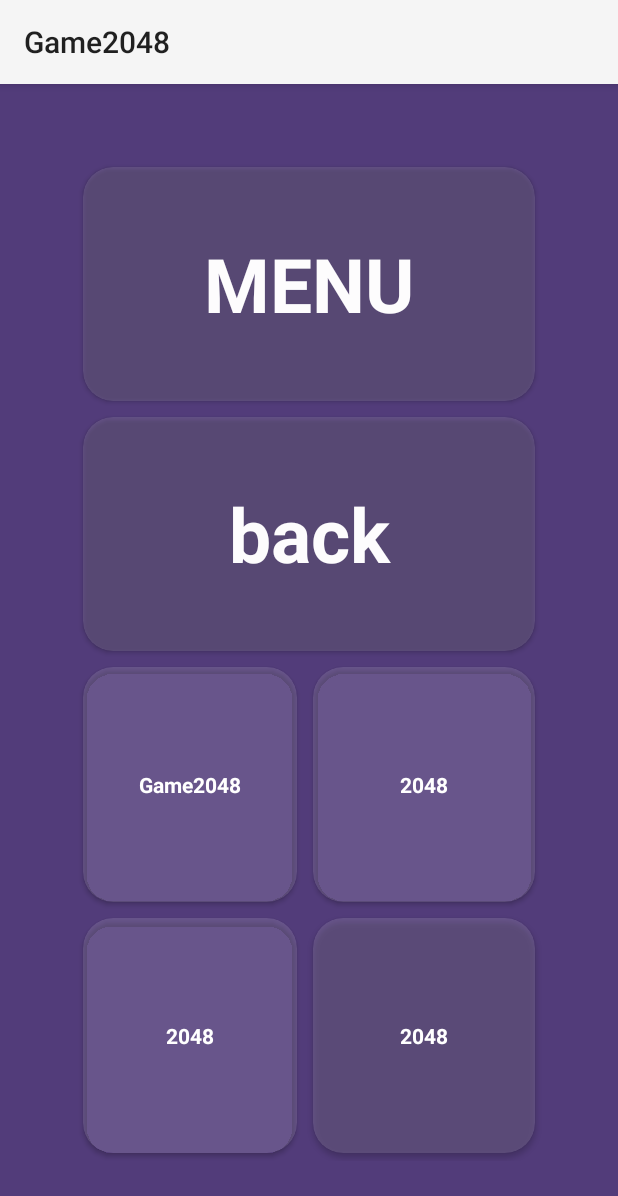
After one commit to dlibk/COMP4521-Game2048, an Android app: the MenuActivity screen opened directly, with no data from a screen before it, on a phone screen of 412 x 824 dp. The commit adds this screen. Shown: the top 1196 px of the screen. Run offline under Robolectric (Android 15) with nearby library versions, the phone set to English and light mode, and no system bars.

Commit message:
Code refactored.

```diff
--- a/app/src/main/AndroidManifest.xml
+++ b/app/src/main/AndroidManifest.xml
@@ -12,6 +12,9 @@
         android:theme="@style/Theme.Game2048"
         tools:targetApi="31">
         <activity
+            android:name=".MenuActivity"
+            android:exported="false" />
+        <activity
             android:name=".MainActivity"
             android:exported="true">
             <intent-filter>
--- a/app/src/main/java/comp4521/project/GameView.java
+++ b/app/src/main/java/comp4521/project/GameView.java
@@ -16,7 +16,7 @@ import comp4521.project.utils.GameShouldStopException;
 
 public class GameView extends GridLayout {
 
-    Game game = Game.createGame(Mode.ZERO, 4);
+    Game game = Game.createGame(Mode.CLASSIC, 4);
     TextView scoreboard;
 
     public GameView(Context context) {
--- /dev/null
+++ b/app/src/main/java/comp4521/project/MenuActivity.java
@@ -0,0 +1,14 @@
+package comp4521.project;
+
+import androidx.appcompat.app.AppCompatActivity;
+
+import android.os.Bundle;
+
+public class MenuActivity extends AppCompatActivity {
+
+    @Override
+    protected void onCreate(Bundle savedInstanceState) {
+        super.onCreate(savedInstanceState);
+        setContentView(R.layout.activity_menu);
+    }
+}
--- a/app/src/main/res/layout/activity_main.xml
+++ b/app/src/main/res/layout/activity_main.xml
@@ -4,7 +4,7 @@
     xmlns:tools="http://schemas.android.com/tools"
     android:layout_width="match_parent"
     android:layout_height="match_parent"
-    android:background="#523C7A"
+    android:background="@color/BG"
     tools:context=".MainActivity">
 
     <comp4521.project.GameView
@@ -12,7 +12,7 @@
         android:layout_width="match_parent"
         android:layout_height="0dp"
         android:alignmentMode="alignBounds"
-        android:background="#523C7A"
+        android:background="@color/BG"
         android:columnCount="4"
         android:orientation="horizontal"
         android:rowCount="4"
--- /dev/null
+++ b/app/src/main/res/layout/activity_menu.xml
@@ -0,0 +1,177 @@
+<?xml version="1.0" encoding="utf-8"?>
+<androidx.constraintlayout.widget.ConstraintLayout xmlns:android="http://schemas.android.com/apk/res/android"
+    xmlns:app="http://schemas.android.com/apk/res-auto"
+    xmlns:tools="http://schemas.android.com/tools"
+    android:layout_width="match_parent"
+    android:layout_height="match_parent"
+    android:background="@color/BG"
+    tools:context=".MenuActivity">
+
+    <androidx.gridlayout.widget.GridLayout
+        android:layout_width="match_parent"
+        android:layout_height="match_parent"
+        app:rowCount="4"
+        app:columnCount="2"
+        android:layout_margin="50sp"
+        android:background="@color/BG">
+
+        <androidx.cardview.widget.CardView
+            android:layout_margin="5sp"
+            android:layout_width="0dp"
+            android:layout_height="0dp"
+            app:layout_row="0"
+            app:layout_column="0"
+            app:layout_rowSpan="1"
+            app:layout_columnSpan="2"
+            app:layout_rowWeight="1"
+            app:layout_columnWeight="1"
+            app:contentPadding="20sp"
+            app:layout_gravity="fill"
+            android:alpha="0.99"
+            app:cardCornerRadius="20sp"
+            app:cardBackgroundColor="@color/semitransparent">
+            <TextView
+                android:layout_width="match_parent"
+                android:layout_height="match_parent"
+                android:clickable="true"
+                android:layout_gravity="center"
+                android:gravity="center"
+                android:backgroundTint="@color/orange"
+                android:textStyle="bold"
+                android:textColor="@color/white"
+                android:textSize="50sp"
+                android:text="@string/menu">
+            </TextView>
+        </androidx.cardview.widget.CardView>
+
+        <androidx.cardview.widget.CardView
+            android:layout_margin="5sp"
+            android:layout_width="0dp"
+            android:layout_height="0dp"
+            app:layout_row="1"
+            app:layout_column="0"
+            app:layout_rowSpan="1"
+            app:layout_columnSpan="2"
+            app:layout_rowWeight="1"
+            app:layout_columnWeight="1"
+            app:contentPadding="20sp"
+            app:layout_gravity="fill"
+            android:alpha="0.99"
+            app:cardCornerRadius="20sp"
+            app:cardBackgroundColor="@color/semitransparent">
+            <TextView
+                android:layout_width="match_parent"
+                android:layout_height="match_parent"
+                android:clickable="true"
+                android:layout_gravity="center"
+                android:gravity="center"
+                android:backgroundTint="@color/orange"
+                android:textStyle="bold"
+                android:textColor="@color/white"
+                android:textSize="50sp"
+                android:text="@string/back">
+            </TextView>
+        </androidx.cardview.widget.CardView>
+
+        <androidx.cardview.widget.CardView
+            android:layout_margin="5sp"
+            android:layout_width="0dp"
+            android:layout_height="0dp"
+            app:layout_row="2"
+            app:layout_rowWeight="1"
+            app:layout_column="0"
+            app:layout_columnWeight="1"
+            app:contentPadding="20sp"
+            app:layout_gravity="fill"
+            app:cardCornerRadius="20sp"
+            app:cardBackgroundColor="@color/semitransparent">
+            <TextView
+                android:layout_width="match_parent"
+                android:layout_height="match_parent"
+                android:clickable="true"
+                android:layout_gravity="center"
+                android:gravity="center"
+                android:textStyle="bold"
+                android:textColor="@color/white"
+                android:text="@string/app_name">
+
+            </TextView>
+        </androidx.cardview.widget.CardView>
+
+        <androidx.cardview.widget.CardView
+            android:layout_margin="5sp"
+            android:layout_width="0dp"
+            android:layout_height="0dp"
+            app:layout_row="2"
+            app:layout_rowWeight="1"
+            app:layout_column="1"
+            app:layout_columnWeight="1"
+            app:layout_gravity="fill"
+            app:contentPadding="20sp"
+            app:cardCornerRadius="20sp"
+            app:cardBackgroundColor="@color/semitransparent">
+            <TextView
+                android:layout_width="match_parent"
+                android:layout_height="match_parent"
+                android:clickable="true"
+                android:layout_gravity="center"
+                android:gravity="center"
+                android:textStyle="bold"
+                android:textColor="@color/white"
+                android:text="@string/_2048">
+
+            </TextView>
+        </androidx.cardview.widget.CardView>
+
+        <androidx.cardview.widget.CardView
+            android:layout_margin="5sp"
+            android:layout_width="0dp"
+            android:layout_height="0dp"
+            app:layout_row="3"
+            app:layout_rowWeight="1"
+            app:layout_column="0"
+            app:layout_columnWeight="1"
+            app:layout_gravity="fill"
+            app:contentPadding="20sp"
+            app:cardCornerRadius="20sp"
+            app:cardBackgroundColor="@color/semitransparent">
+            <TextView
+                android:layout_width="match_parent"
+                android:layout_height="match_parent"
+                android:clickable="true"
+                android:layout_gravity="center"
+                android:gravity="center"
+                android:textStyle="bold"
+                android:textColor="@color/white"
+                android:text="@string/_2048">
+
+            </TextView>
+        </androidx.cardview.widget.CardView>
+
+        <androidx.cardview.widget.CardView
+            android:layout_margin="5sp"
+            android:layout_width="5dp"
+            android:layout_height="0dp"
+            app:layout_row="3"
+            app:layout_rowWeight="1"
+            app:layout_column="1"
+            app:layout_columnWeight="1"
+            app:layout_gravity="fill"
+            app:contentPadding="20sp"
+            app:cardCornerRadius="20sp"
+            app:cardBackgroundColor="@color/semitransparent">
+            <TextView
+                android:layout_width="match_parent"
+                android:layout_height="match_parent"
+                android:clickable="true"
+                android:layout_gravity="center"
+                android:gravity="center"
+                android:textStyle="bold"
+                android:textColor="@color/white"
+                android:text="@string/_2048">
+
+            </TextView>
+        </androidx.cardview.widget.CardView>
+
+    </androidx.gridlayout.widget.GridLayout>
+</androidx.constraintlayout.widget.ConstraintLayout>
--- a/app/src/main/res/values/colors.xml
+++ b/app/src/main/res/values/colors.xml
@@ -22,4 +22,6 @@
     <color name="_default">#E1610E</color>
     <color name="orange">#FF9800</color>
     <color name="lightyellow">#FFEB3B</color>
+    <color name="background">#523C7A</color>
+    <color name="BG">#523C7A</color>
 </resources>
--- a/app/src/main/res/values/strings.xml
+++ b/app/src/main/res/values/strings.xml
@@ -3,7 +3,7 @@
     <string name="_2048">2048</string>
     <string name="reset">reset</string>
     <string name="back">back</string>
-    <string name="menu">menu</string>
+    <string name="menu">MENU</string>
     <string name="score">Score</string>
     <string name="_0">0</string>
 </resources>
```
Also changed, not shown: app/src/main/java/comp4521/project/ClassicGame.java (deleted, +0 -38 lines), app/src/main/java/comp4521/project/Game.java (+114 -8 lines).
